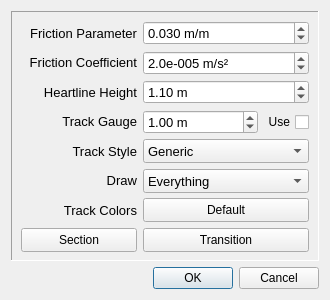
Before: the Qt Designer form ui/trackproperties.ui in xwaldo/openFVD, drawn with Qt 5.
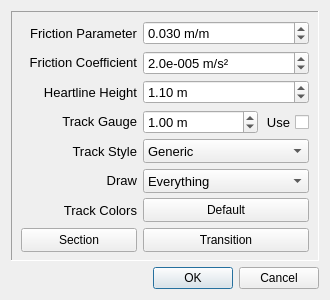
After: the same form once the commit is applied. Custom widgets are drawn as their Qt base class.

Commit message: fix font; fix order of styles

What changed in the file:
```diff
--- a/ui/trackproperties.ui
+++ b/ui/trackproperties.ui
@@ -215,6 +215,11 @@
           <height>16777215</height>
          </size>
         </property>
+        <property name="font">
+         <font>
+          <pointsize>10</pointsize>
+         </font>
+        </property>
         <property name="layoutDirection">
          <enum>Qt::LayoutDirection::RightToLeft</enum>
         </property>
```
Left out of the diff: 20 changed lines with no effect on the pictures. The commit also changes 2 other files.
